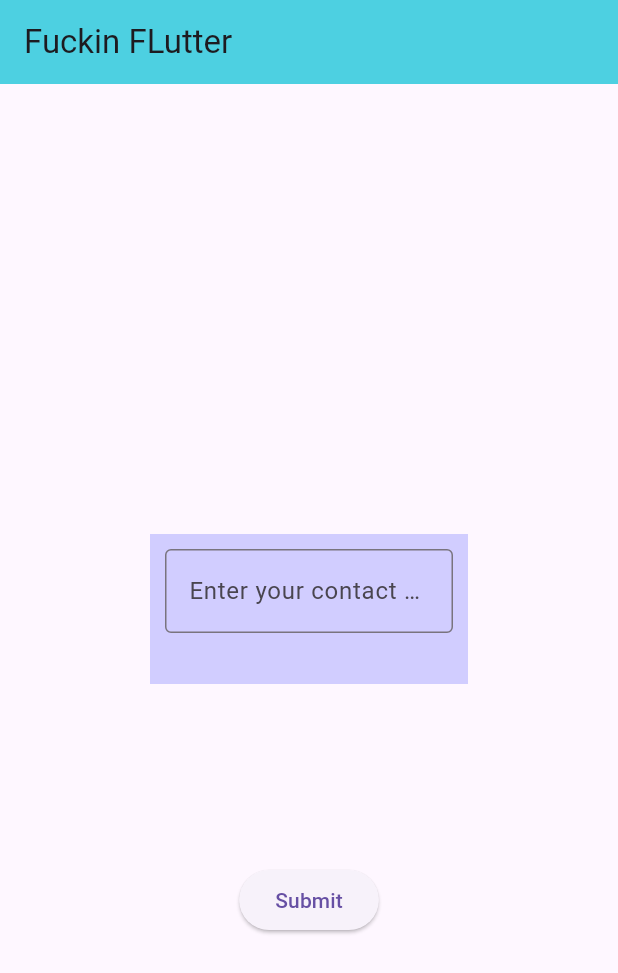
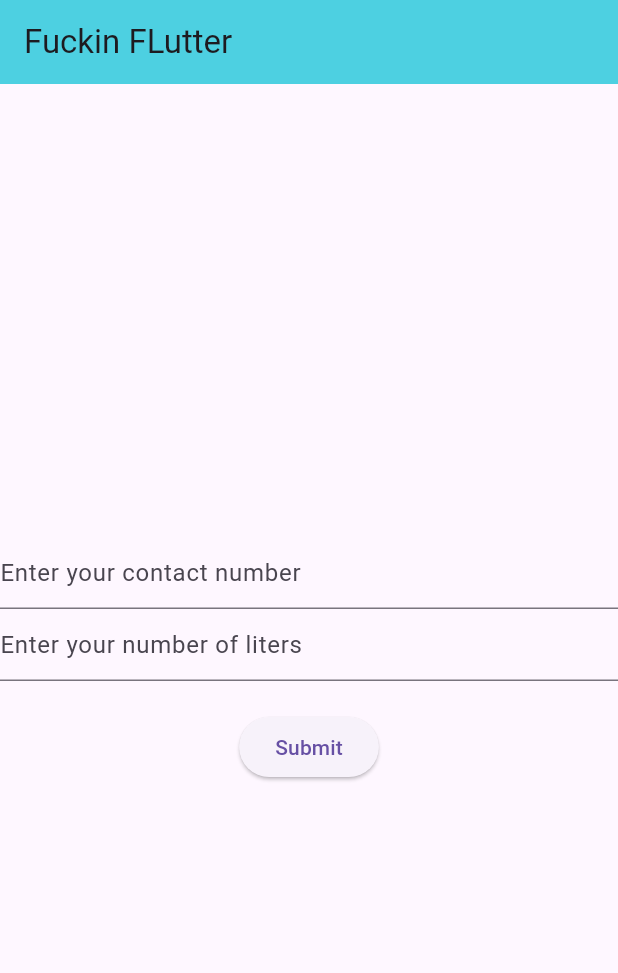
Before and after one commit to EthanBagunas/fuel_pump_sytem, a Flutter app: the screen it shows after launch, on a phone screen of 412 x 824 dp. Shown: the top 973 px of the screen. Run offline on Flutter 3.47's test engine with Material 3 defaults, Android fonts, the phone set to English and light mode, and no system bars; our stand-ins replace cloud_firestore, firebase_core; accounts and stored records are empty; generated files the repository leaves out were written again.

Commit message:
cans end to db

```diff
--- a/lib/main.dart
+++ b/lib/main.dart
@@ -1,16 +1,21 @@
 //import 'package:firebase_database/firebase_database.dart';
-//import 'package:firebase_core/firebase_core.dart';
+import 'package:firebase_core/firebase_core.dart';
 import 'package:flutter/material.dart';
-
+import 'package:cloud_firestore/cloud_firestore.dart';
+import 'package:myapp/firebase_options.dart';
 
 void main() async {
-  //WidgetsFlutterBinding.ensureInitialized();
-  //await Firebase.initializeApp();
+  WidgetsFlutterBinding.ensureInitialized();
+  await Firebase.initializeApp(options: DefaultFirebaseOptions.currentPlatform);
   runApp(MyApp());
 }
 
 class MyApp extends StatelessWidget {
-  const MyApp({super.key});
+  MyApp({super.key});
+
+  final contactController =TextEditingController();
+  final literController =TextEditingController();
+
 
   @override
   Widget build(BuildContext context) {
@@ -26,33 +31,27 @@ class MyApp extends StatelessWidget {
               child: Column( // Wrap the existing container and the new button in a Column
                 mainAxisAlignment: MainAxisAlignment.center,
                 children: [
-                  Container(
-                    margin: const EdgeInsets.all(100),
-                    padding: const EdgeInsets.all(10),
-                    color: const Color.fromARGB(255, 209, 205, 255),
-                    height: 100,
-                    width: 500,
-                    child: const Column(
-                        children: [
-                            TextField(
-                              decoration: InputDecoration(
-                                border: OutlineInputBorder(),
+                            TextFormField(
+                              controller: contactController,
+                              decoration: const InputDecoration(
                                 hintText: 'Enter your contact number',
                               ),
                             ),
-                            /*TextField(
-                              decoration: InputDecoration(
-                                border: OutlineInputBorder(),
+                            TextFormField(
+                              controller: literController ,
+                              decoration: const InputDecoration(
                                 hintText: 'Enter your number of liters',
                               ),
-                            ),*/
-                        ],
-                      ),
-                  ),
+                            ),
                   const SizedBox(height: 20), // Add some space between the TextField and the Button
                   ElevatedButton(
                     onPressed: () {
                       // Add the desired functionality when the button is pressed
+                      CollectionReference collRef= FirebaseFirestore.instance.collection('info');
+                      collRef.add({
+                        'contact': contactController.text,
+                        'liter': literController.text
+                      });
                     },
                     child: const Text('Submit'),
                   ),
--- a/pubspec.yaml
+++ b/pubspec.yaml
@@ -35,6 +35,9 @@ dependencies:
   # The following adds the Cupertino Icons font to your application.
   # Use with the CupertinoIcons class for iOS style icons.
   cupertino_icons: ^1.0.2
+  firebase_core: ^2.23.0
+  firebase_database: ^10.3.5
+  cloud_firestore: ^4.13.2
 
 dev_dependencies:
   flutter_test:
```
Also changed, not shown: pubspec.lock, 1 other file.
